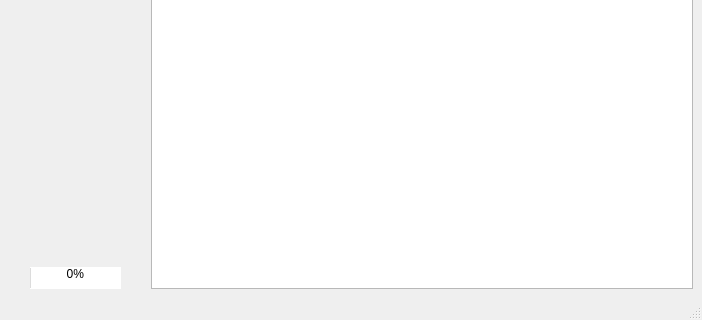
First picture: the form in source/ui/windows/mainwindow.ui, repository pavel-cpp/tip, before the edit; both pictures show x 567 to 1269 and y 414 to 734 of the 1269 by 734 pixel window.
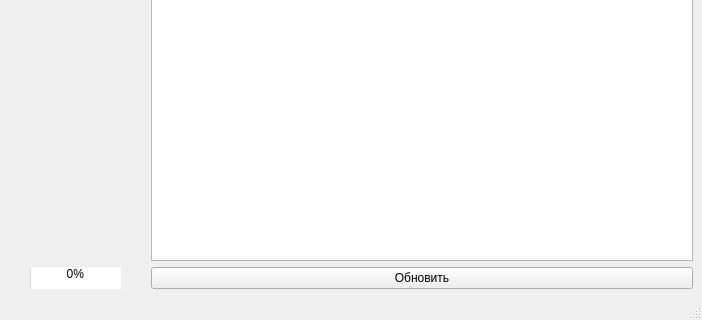
Second picture: the form after the edit. Icons and pictures are not drawn.

Diff of the .ui file:
```diff
--- a/source/ui/windows/mainwindow.ui
+++ b/source/ui/windows/mainwindow.ui
@@ -168,6 +168,16 @@
        </attribute>
       </widget>
      </item>
+     <item>
+      <widget class="QPushButton" name="pushButton">
+       <property name="text">
+        <string>Обновить</string>
+       </property>
+       <property name="checkable">
+        <bool>false</bool>
+       </property>
+      </widget>
+     </item>
     </layout>
    </widget>
   </widget>
```
Left out of the diff: 2 changed lines with no effect on the pictures.
